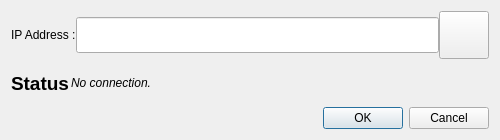
CactusTribe/PyRobot, file interfaces/Dialog_NewConnection.ui: the form before one commit.
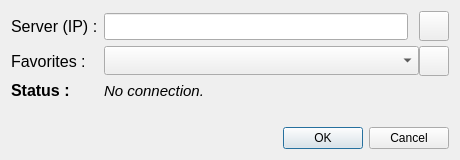
The form after the commit. Icons and pictures are not drawn.

Commit message: Add system of favorites servers

Diff of the .ui file:
```diff
--- a/interfaces/Dialog_NewConnection.ui
+++ b/interfaces/Dialog_NewConnection.ui
@@ -6,20 +6,20 @@
    <rect>
     <x>0</x>
     <y>0</y>
-    <width>500</width>
-    <height>140</height>
+    <width>460</width>
+    <height>160</height>
    </rect>
   </property>
   <property name="minimumSize">
    <size>
-    <width>500</width>
-    <height>140</height>
+    <width>460</width>
+    <height>160</height>
    </size>
   </property>
   <property name="maximumSize">
    <size>
-    <width>500</width>
-    <height>140</height>
+    <width>460</width>
+    <height>160</height>
    </size>
   </property>
   <property name="windowTitle">
@@ -27,21 +27,14 @@
   </property>
   <layout class="QGridLayout" name="gridLayout">
    <property name="verticalSpacing">
-    <number>2</number>
+    <number>6</number>
    </property>
-   <item row="3" column="0">
-    <widget class="QDialogButtonBox" name="buttonBox">
-     <property name="orientation">
-      <enum>Qt::Horizontal</enum>
-     </property>
-     <property name="standardButtons">
-      <set>QDialogButtonBox::Cancel|QDialogButtonBox::Ok</set>
-     </property>
-    </widget>
-   </item>
    <item row="0" column="0">
-    <layout class="QHBoxLayout" name="horizontalLayout">
-     <item>
+    <layout class="QFormLayout" name="formLayout">
+     <property name="verticalSpacing">
+      <number>5</number>
+     </property>
+     <item row="0" column="0">
       <widget class="QLabel" name="label">
        <property name="minimumSize">
         <size>
@@ -49,68 +42,41 @@
          <height>30</height>
         </size>
        </property>
-       <property name="text">
-        <string>IP Address :</string>
-       </property>
-      </widget>
-     </item>
-     <item>
-      <widget class="QLineEdit" name="lineEdit_ip">
-       <property name="minimumSize">
-        <size>
-         <width>240</width>
-         <height>36</height>
-        </size>
-       </property>
        <property name="font">
         <font>
-         <pointsize>16</pointsize>
-         <weight>75</weight>
-         <bold>true</bold>
+         <pointsize>12</pointsize>
         </font>
        </property>
        <property name="text">
-        <string/>
+        <string>Server (IP) :</string>
        </property>
       </widget>
      </item>
-     <item>
-      <widget class="QPushButton" name="pushButton_sync">
+     <item row="1" column="0">
+      <widget class="QLabel" name="label_2">
        <property name="minimumSize">
         <size>
-         <width>50</width>
-         <height>48</height>
+         <width>0</width>
+         <height>30</height>
         </size>
        </property>
        <property name="maximumSize">
         <size>
-         <width>50</width>
-         <height>50</height>
+         <width>80</width>
+         <height>16777215</height>
         </size>
        </property>
+       <property name="font">
+        <font>
+         <pointsize>12</pointsize>
+        </font>
+       </property>
        <property name="text">
-        <string/>
-       </property>
-       <property name="icon">
-        <iconset resource="../resources.qrc">
-         <normaloff>:/resources/img/resources/img/sync2.png</normaloff>:/resources/img/resources/img/sync2.png</iconset>
-       </property>
-       <property name="iconSize">
-        <size>
-         <width>32</width>
-         <height>32</height>
-        </size>
+        <string>Favorites :</string>
        </property>
       </widget>
      </item>
-    </layout>
-   </item>
-   <item row="1" column="0">
-    <layout class="QHBoxLayout" name="horizontalLayout_2">
-     <property name="spacing">
-      <number>0</number>
-     </property>
-     <item>
+     <item row="3" column="0">
       <widget class="QLabel" name="label_3">
        <property name="maximumSize">
         <size>
@@ -120,7 +86,7 @@
        </property>
        <property name="font">
         <font>
-         <pointsize>14</pointsize>
+         <pointsize>12</pointsize>
          <weight>75</weight>
          <bold>true</bold>
         </font>
@@ -130,10 +96,11 @@
        </property>
       </widget>
      </item>
-     <item>
+     <item row="3" column="1">
       <widget class="QLabel" name="label_status">
        <property name="font">
         <font>
+         <pointsize>11</pointsize>
          <italic>true</italic>
         </font>
        </property>
@@ -142,8 +109,135 @@
        </property>
       </widget>
      </item>
+     <item row="0" column="1">
+      <layout class="QHBoxLayout" name="horizontalLayout_2">
+       <property name="spacing">
+        <number>11</number>
+       </property>
+       <item>
+        <widget class="QLineEdit" name="lineEdit_ip">
+         <property name="minimumSize">
+          <size>
+           <width>290</width>
+           <height>27</height>
+          </size>
+         </property>
+         <property name="maximumSize">
+          <size>
+           <width>16777215</width>
+           <height>25</height>
+          </size>
+         </property>
+         <property name="font">
+          <font>
+           <pointsize>13</pointsize>
+           <weight>75</weight>
+           <bold>true</bold>
+          </font>
+         </property>
+         <property name="text">
+          <string/>
+         </property>
+        </widget>
+       </item>
+       <item>
+        <widget class="QPushButton" name="pushButton_sync">
+         <property name="minimumSize">
+          <size>
+           <width>30</width>
+           <height>25</height>
+          </size>
+         </property>
+         <property name="maximumSize">
+          <size>
+           <width>30</width>
+           <height>30</height>
+          </size>
+         </property>
+         <property name="text">
+          <string/>
+         </property>
+         <property name="icon">
+          <iconset resource="../resources.qrc">
+           <normaloff>:/resources/img/resources/img/sync2.png</normaloff>:/resources/img/resources/img/sync2.png</iconset>
+         </property>
+         <property name="iconSize">
+          <size>
+           <width>25</width>
+           <height>25</height>
+          </size>
+         </property>
+         <property name="checkable">
+          <bool>false</bool>
+         </property>
+         <property name="flat">
+          <bool>false</bool>
+         </property>
+        </widget>
+       </item>
+      </layout>
+     </item>
+     <item row="1" column="1">
+      <layout class="QHBoxLayout" name="horizontalLayout_4">
+       <item>
+        <widget class="QComboBox" name="comboBox_fav">
+         <property name="minimumSize">
+          <size>
+           <width>290</width>
+           <height>29</height>
+          </size>
+         </property>
+        </widget>
+       </item>
+       <item>
+        <widget class="QPushButton" name="pushButton_addFav">
+         <property name="minimumSize">
+          <size>
+           <width>30</width>
+           <height>25</height>
+          </size>
+         </property>
+         <property name="maximumSize">
+          <size>
+           <width>30</width>
+           <height>30</height>
+          </size>
+         </property>
+         <property name="text">
+          <string/>
+         </property>
+         <property name="icon">
+          <iconset resource="../resources.qrc">
+           <normaloff>:/resources/img/resources/img/Map-Marker-Marker-Inside-Chartreuse-icon.png</normaloff>:/resources/img/resources/img/Map-Marker-Marker-Inside-Chartreuse-icon.png</iconset>
+         </property>
+         <property name="iconSize">
+          <size>
+           <width>25</width>
+           <height>25</height>
+          </size>
+         </property>
+         <property name="checkable">
+          <bool>false</bool>
+         </property>
+         <property name="flat">
+          <bool>false</bool>
+         </property>
+        </widget>
+       </item>
+      </layout>
+     </item>
     </layout>
    </item>
+   <item row="1" column="0">
+    <widget class="QDialogButtonBox" name="buttonBox">
+     <property name="orientation">
+      <enum>Qt::Horizontal</enum>
+     </property>
+     <property name="standardButtons">
+      <set>QDialogButtonBox::Cancel|QDialogButtonBox::Ok</set>
+     </property>
+    </widget>
+   </item>
   </layout>
  </widget>
  <resources>
```
The commit also changes 3 other files.
